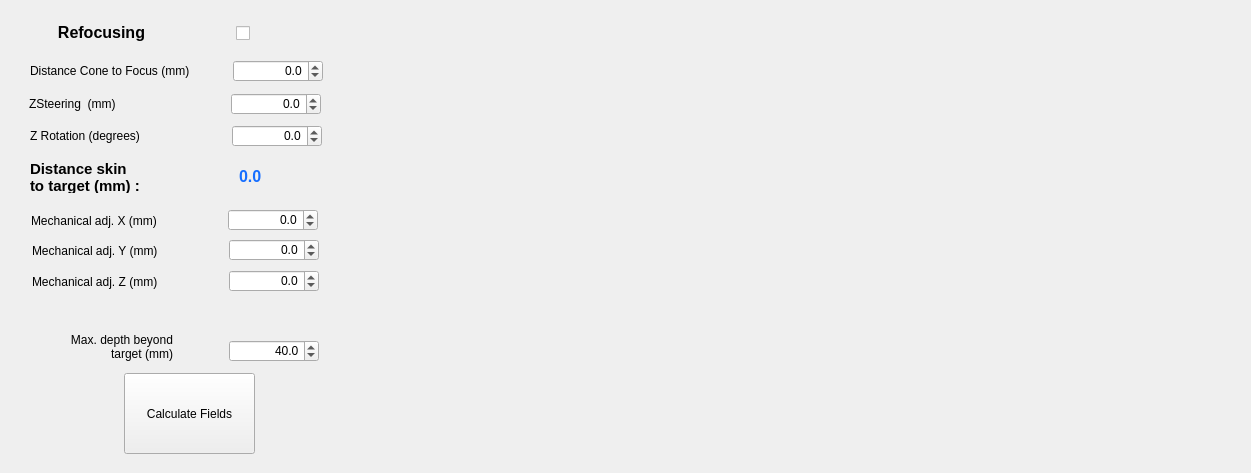
Above: BabelBrain/Babel_H317/form.ui from ProteusMRIgHIFU/BabelBrain before the change. Below: the same form after it.
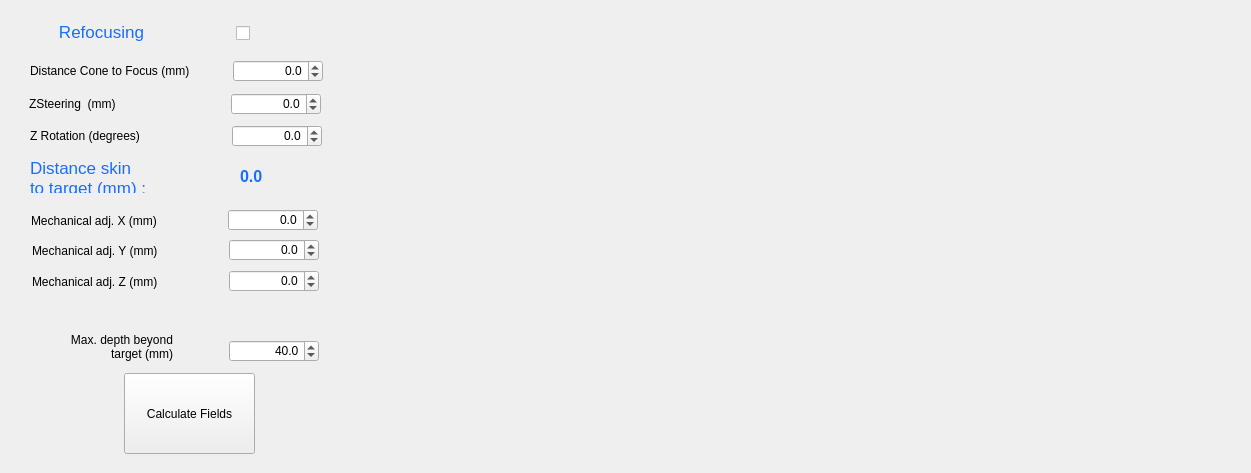
That is the form after the change.

The edit to the form file:
```diff
--- a/BabelBrain/Babel_H317/form.ui
+++ b/BabelBrain/Babel_H317/form.ui
@@ -73,7 +73,7 @@
   <widget class="QLabel" name="DistanceSkinLabel">
    <property name="geometry">
     <rect>
-     <x>239</x>
+     <x>240</x>
      <y>161</y>
      <width>76</width>
      <height>31</height>
@@ -103,10 +103,13 @@
    </property>
    <property name="font">
     <font>
-     <pointsize>11</pointsize>
-     <bold>true</bold>
+     <pointsize>13</pointsize>
+     <bold>false</bold>
     </font>
    </property>
+   <property name="styleSheet">
+    <string notr="true">color:rgb(22, 110, 255)</string>
+   </property>
    <property name="text">
     <string>Distance skin
 to target (mm) :</string>
@@ -286,10 +289,13 @@
    </property>
    <property name="font">
     <font>
-     <pointsize>12</pointsize>
-     <bold>true</bold>
+     <pointsize>13</pointsize>
+     <bold>false</bold>
     </font>
    </property>
+   <property name="styleSheet">
+    <string notr="true">color:rgb(22, 110, 255)</string>
+   </property>
    <property name="text">
     <string>Refocusing</string>
    </property>
```
